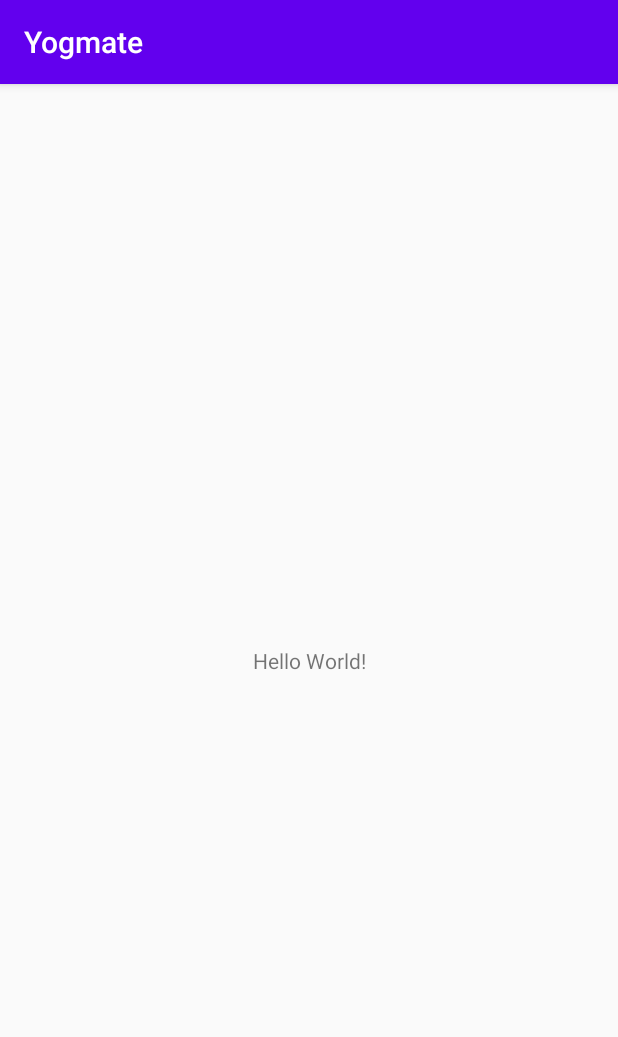
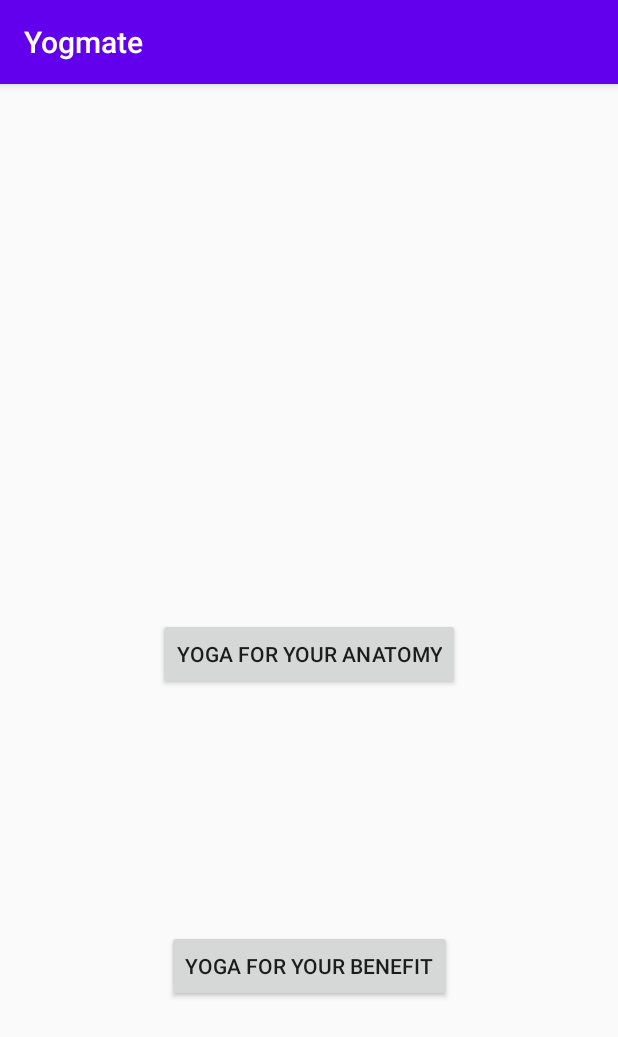
Before and after one commit to homide/Yogmate, an Android app: the screen it shows after launch (MainActivity), on a phone screen of 412 x 824 dp. Shown: the top 1037 px of the screen. Run offline under Robolectric (Android 15) with nearby library versions, the phone set to English and light mode, and no system bars.

Commit message:
basic layout update

```diff
--- a/app/build.gradle
+++ b/app/build.gradle
@@ -26,6 +26,8 @@ dependencies {
     implementation fileTree(dir: "libs", include: ["*.jar"])
     implementation 'androidx.appcompat:appcompat:1.2.0'
     implementation 'androidx.constraintlayout:constraintlayout:2.0.1'
+    implementation files('libs\\picasso-2.5.2.jar')
+    implementation 'androidx.cardview:cardview:1.0.0'
     testImplementation 'junit:junit:4.12'
     androidTestImplementation 'androidx.test.ext:junit:1.1.2'
     androidTestImplementation 'androidx.test.espresso:espresso-core:3.3.0'
--- a/app/src/main/AndroidManifest.xml
+++ b/app/src/main/AndroidManifest.xml
@@ -16,6 +16,8 @@
                 <category android:name="android.intent.category.LAUNCHER" />
             </intent-filter>
         </activity>
+        <activity android:name=".AnatomyList"/>
+        <activity android:name=".BenefitList"/>
     </application>
 
 </manifest>
--- a/app/src/main/java/com/project/yogmate/MainActivity.java
+++ b/app/src/main/java/com/project/yogmate/MainActivity.java
@@ -2,7 +2,10 @@ package com.project.yogmate;
 
 import androidx.appcompat.app.AppCompatActivity;
 
+import android.content.Intent;
 import android.os.Bundle;
+import android.view.View;
+import android.widget.Button;
 
 public class MainActivity extends AppCompatActivity {
 
@@ -10,5 +13,20 @@ public class MainActivity extends AppCompatActivity {
     protected void onCreate(Bundle savedInstanceState) {
         super.onCreate(savedInstanceState);
         setContentView(R.layout.activity_main);
+        Button anatomybutton = findViewById(R.id.anotomyButton);
+        Button benefitButton = findViewById(R.id.benefitButton);
+        anatomybutton.setOnClickListener(new View.OnClickListener() {
+            @Override
+            public void onClick(View v) {
+                Intent intent = new Intent(MainActivity.this,AnatomyList.class);
+                startActivity(intent);
+            }
+        });
+        benefitButton.setOnClickListener(new View.OnClickListener() {
+            @Override
+            public void onClick(View v) {
+
+            }
+        });
     }
 }
--- a/app/src/main/res/layout/activity_main.xml
+++ b/app/src/main/res/layout/activity_main.xml
@@ -6,13 +6,25 @@
     android:layout_height="match_parent"
     tools:context=".MainActivity">
 
-    <TextView
+    <Button
+        android:id="@+id/anotomyButton"
         android:layout_width="wrap_content"
         android:layout_height="wrap_content"
-        android:text="Hello World!"
+        android:layout_marginBottom="160dp"
+        android:text="YOGA FOR YOUR ANATOMY"
+        app:layout_constraintBottom_toTopOf="@+id/benefitButton"
+        app:layout_constraintEnd_toEndOf="parent"
+        app:layout_constraintStart_toStartOf="parent"
+        app:layout_constraintTop_toTopOf="parent"
+        app:layout_constraintVertical_bias="1.0" />
+
+    <Button
+        android:id="@+id/benefitButton"
+        android:layout_width="wrap_content"
+        android:layout_height="wrap_content"
+        android:layout_marginBottom="156dp"
+        android:text="YOGA FOR YOUR BENEFIT"
         app:layout_constraintBottom_toBottomOf="parent"
-        app:layout_constraintLeft_toLeftOf="parent"
-        app:layout_constraintRight_toRightOf="parent"
-        app:layout_constraintTop_toTopOf="parent" />
-
+        app:layout_constraintEnd_toEndOf="parent"
+        app:layout_constraintStart_toStartOf="parent" />
 </androidx.constraintlayout.widget.ConstraintLayout>
```
